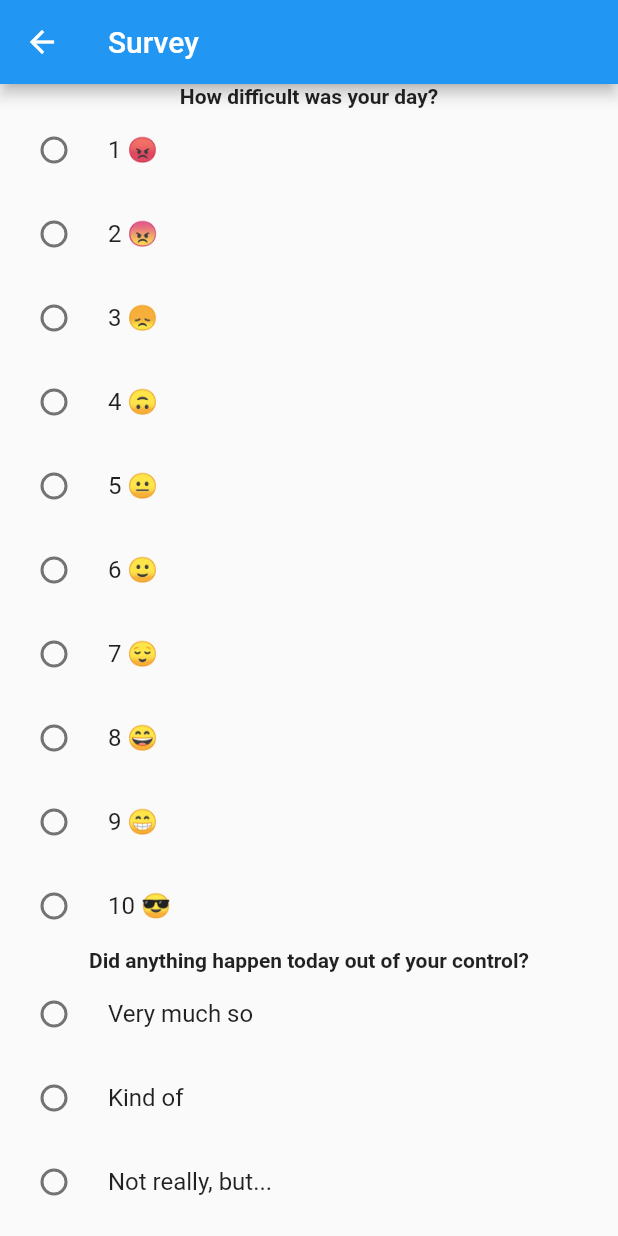
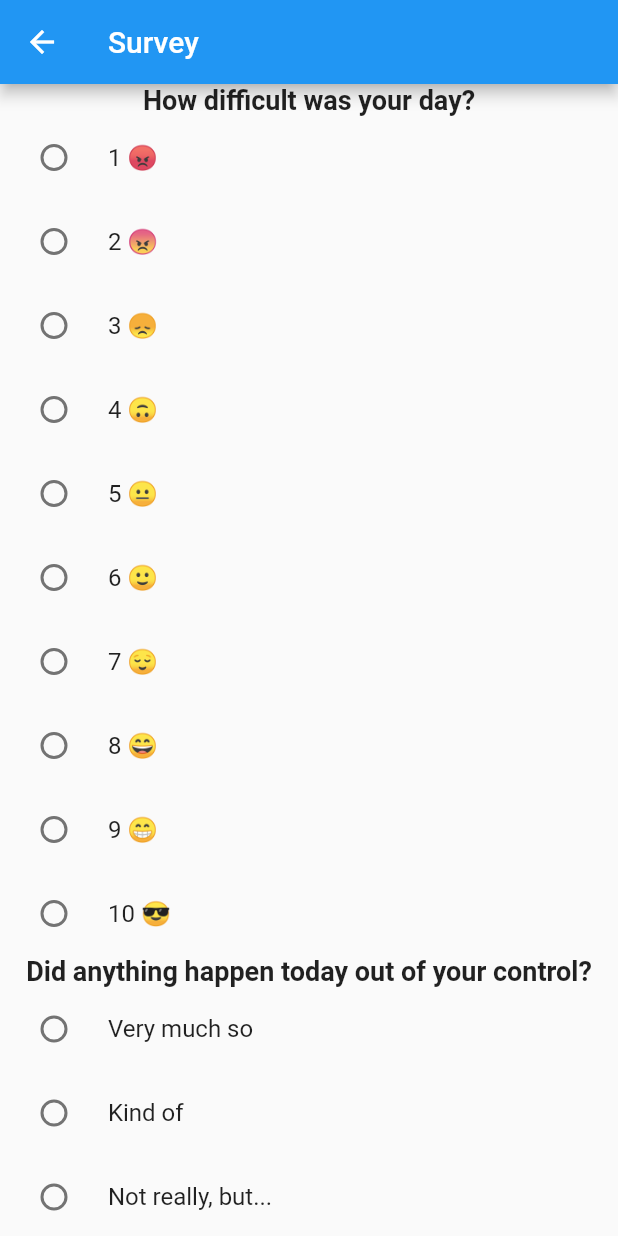
Before and after one commit to intrlocutr/untether, a Flutter app: the screen it shows after launch, after a tap on "Survey", on a phone screen of 412 x 824 dp. Run offline on Flutter 3.47's test engine with Material 2 defaults, Android fonts, the phone set to English and light mode, and no system bars; our stand-ins replace charts_flutter, sqflite; accounts and stored records are empty.

Commit message:
Text fix

```diff
--- a/lib/main.dart
+++ b/lib/main.dart
@@ -97,13 +97,13 @@ class _SurveyPageState extends State {
             Text(
               question.question,
               textAlign: TextAlign.center,
-              overflow: TextOverflow.ellipsis,
-              style: const TextStyle(fontWeight: FontWeight.bold),
+              overflow: TextOverflow.visible,
+              style: const TextStyle(fontWeight: FontWeight.bold, fontSize: 18.0),
             ),
             Column(
                 children: question.answers.map((answer) {
               return RadioListTile<SurveyAnswer>(
-                title: Text(answer.answer),
+                title: Text(answer.answer, overflow: TextOverflow.visible),
                 value: answer,
                 groupValue: surveyAnswersList[index],
                 onChanged: (SurveyAnswer? value) {
```
